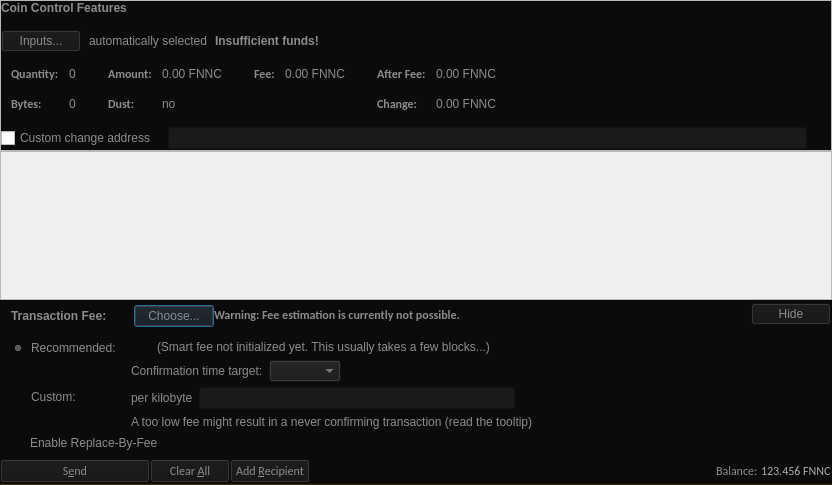
Old version of the form fennec/qt/forms/sendcoinsdialog.ui in the repository FennecBlockchain/Fennec.
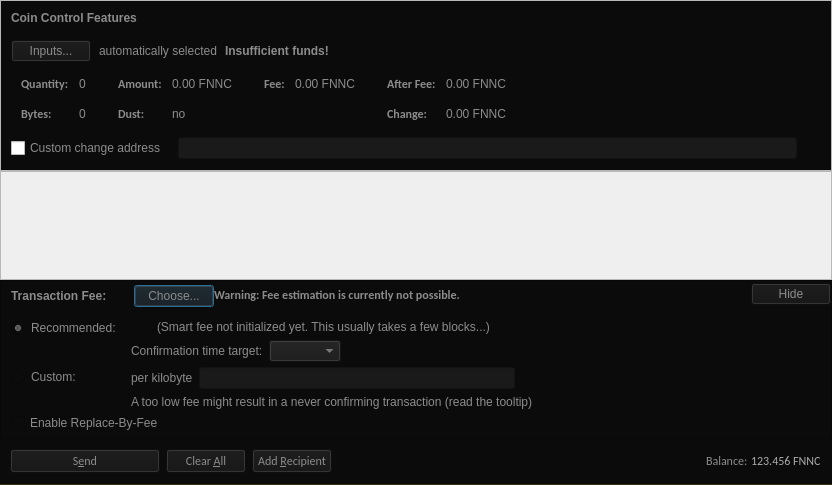
New version of the form. Icons and pictures are not drawn. Custom widgets are drawn as their Qt base class.

Commit message: sendcoins Qt margin fix

Patch:
```diff
--- a/fennec/qt/forms/sendcoinsdialog.ui
+++ b/fennec/qt/forms/sendcoinsdialog.ui
@@ -89,10 +89,16 @@
          <number>0</number>
         </property>
         <property name="leftMargin">
-         <number>0</number>
+         <number>10</number>
         </property>
         <property name="topMargin">
-         <number>0</number>
+         <number>10</number>
+        </property>
+        <property name="rightMargin">
+         <number>10</number>
+        </property>
+        <property name="bottomMargin">
+         <number>10</number>
         </property>
         <item>
          <layout class="QHBoxLayout" name="horizontalLayoutCoinControl1">
@@ -133,6 +139,9 @@
           </property>
           <item>
            <widget class="QPushButton" name="pushButtonCoinControl">
+            <property name="layoutDirection">
+             <enum>Qt::LeftToRight</enum>
+            </property>
             <property name="styleSheet">
              <string notr="true">color: rgb(140, 140, 140);
 background-color: rgb(20, 20, 20);</string>
@@ -683,8 +692,8 @@
        <rect>
         <x>0</x>
         <y>0</y>
-        <width>848</width>
-        <height>130</height>
+        <width>830</width>
+        <height>68</height>
        </rect>
       </property>
       <layout class="QVBoxLayout" name="verticalLayout_2" stretch="0,1">
@@ -1256,6 +1265,21 @@
    </item>
    <item>
     <layout class="QHBoxLayout" name="horizontalLayout">
+     <property name="spacing">
+      <number>6</number>
+     </property>
+     <property name="leftMargin">
+      <number>10</number>
+     </property>
+     <property name="topMargin">
+      <number>10</number>
+     </property>
+     <property name="rightMargin">
+      <number>10</number>
+     </property>
+     <property name="bottomMargin">
+      <number>10</number>
+     </property>
      <item>
       <widget class="QPushButton" name="sendButton">
        <property name="minimumSize">
```
Left out of the diff: 3 changed lines with no effect on the pictures.
